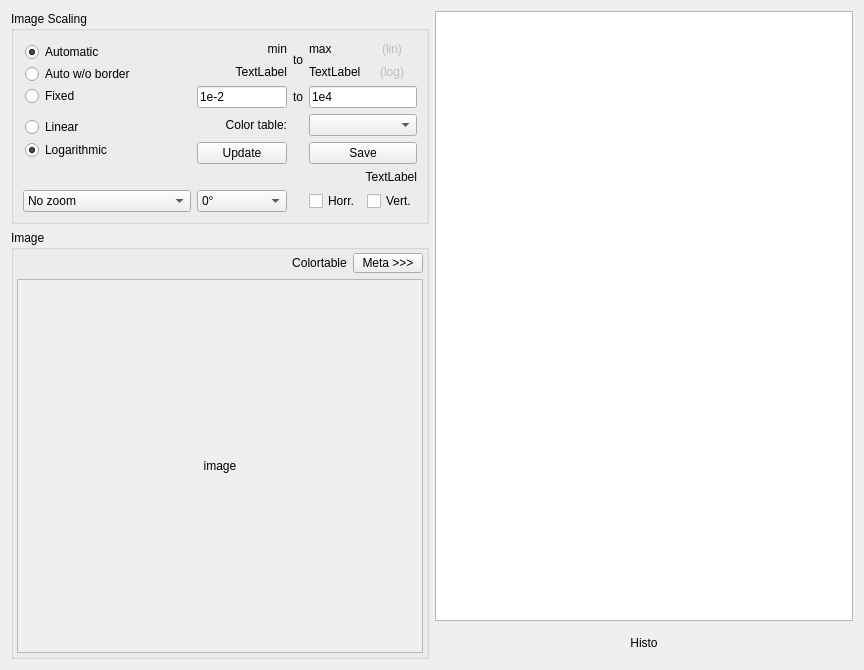
The window that Source/widimage.ui (neutron-simlab/CrystalScatter) describes before a commit, drawn with Qt 5.
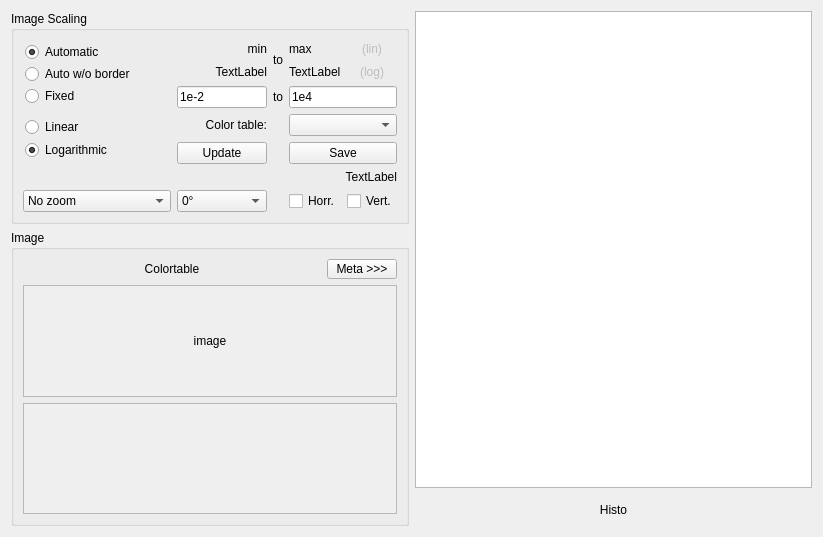
The same window after the commit.

Patch:
```diff
--- a/Source/widimage.ui
+++ b/Source/widimage.ui
@@ -6,14 +6,14 @@
    <rect>
     <x>0</x>
     <y>0</y>
-    <width>864</width>
-    <height>670</height>
+    <width>823</width>
+    <height>537</height>
    </rect>
   </property>
   <property name="windowTitle">
    <string>Image Display</string>
   </property>
-  <layout class="QHBoxLayout" name="horizontalLayout">
+  <layout class="QHBoxLayout" name="horizontalLayout_3">
    <item>
     <layout class="QVBoxLayout" name="verticalLayout_2">
      <item>
@@ -380,29 +380,7 @@
        <property name="title">
         <string>Image</string>
        </property>
-       <layout class="QGridLayout" name="gridLayout" rowstretch="0,0" columnstretch="1,0,0">
-        <property name="leftMargin">
-         <number>3</number>
-        </property>
-        <property name="topMargin">
-         <number>3</number>
-        </property>
-        <property name="rightMargin">
-         <number>3</number>
-        </property>
-        <property name="bottomMargin">
-         <number>3</number>
-        </property>
-        <item row="0" column="1">
-         <widget class="QLabel" name="lblColorTable">
-          <property name="text">
-           <string>Colortable</string>
-          </property>
-          <property name="alignment">
-           <set>Qt::AlignCenter</set>
-          </property>
-         </widget>
-        </item>
+       <layout class="QGridLayout" name="gridLayout">
         <item row="0" column="2">
          <widget class="QPushButton" name="butMetaData">
           <property name="maximumSize">
@@ -429,8 +407,8 @@
             <rect>
              <x>0</x>
              <y>0</y>
-             <width>430</width>
-             <height>331</height>
+             <width>414</width>
+             <height>100</height>
             </rect>
            </property>
            <layout class="QHBoxLayout" name="horizontalLayout_2">
@@ -469,6 +447,57 @@
           </widget>
          </widget>
         </item>
+        <item row="2" column="0" colspan="3">
+         <widget class="QScrollArea" name="scrollArea1d">
+          <property name="widgetResizable">
+           <bool>true</bool>
+          </property>
+          <widget class="QWidget" name="scrollAreaWidgetContents_2">
+           <property name="geometry">
+            <rect>
+             <x>0</x>
+             <y>0</y>
+             <width>397</width>
+             <height>100</height>
+            </rect>
+           </property>
+           <layout class="QHBoxLayout" name="horizontalLayout">
+            <property name="leftMargin">
+             <number>0</number>
+            </property>
+            <property name="topMargin">
+             <number>0</number>
+            </property>
+            <property name="rightMargin">
+             <number>0</number>
+            </property>
+            <property name="bottomMargin">
+             <number>0</number>
+            </property>
+            <item>
+             <widget class="QWidget" name="widPlot" native="true">
+              <property name="minimumSize">
+               <size>
+                <width>100</width>
+                <height>100</height>
+               </size>
+              </property>
+             </widget>
+            </item>
+           </layout>
+          </widget>
+         </widget>
+        </item>
+        <item row="0" column="0" colspan="2">
+         <widget class="QLabel" name="lblColorTable">
+          <property name="text">
+           <string>Colortable</string>
+          </property>
+          <property name="alignment">
+           <set>Qt::AlignCenter</set>
+          </property>
+         </widget>
+        </item>
        </layout>
       </widget>
      </item>
```
Left out of the diff: 4 changed lines with no effect on the pictures.
